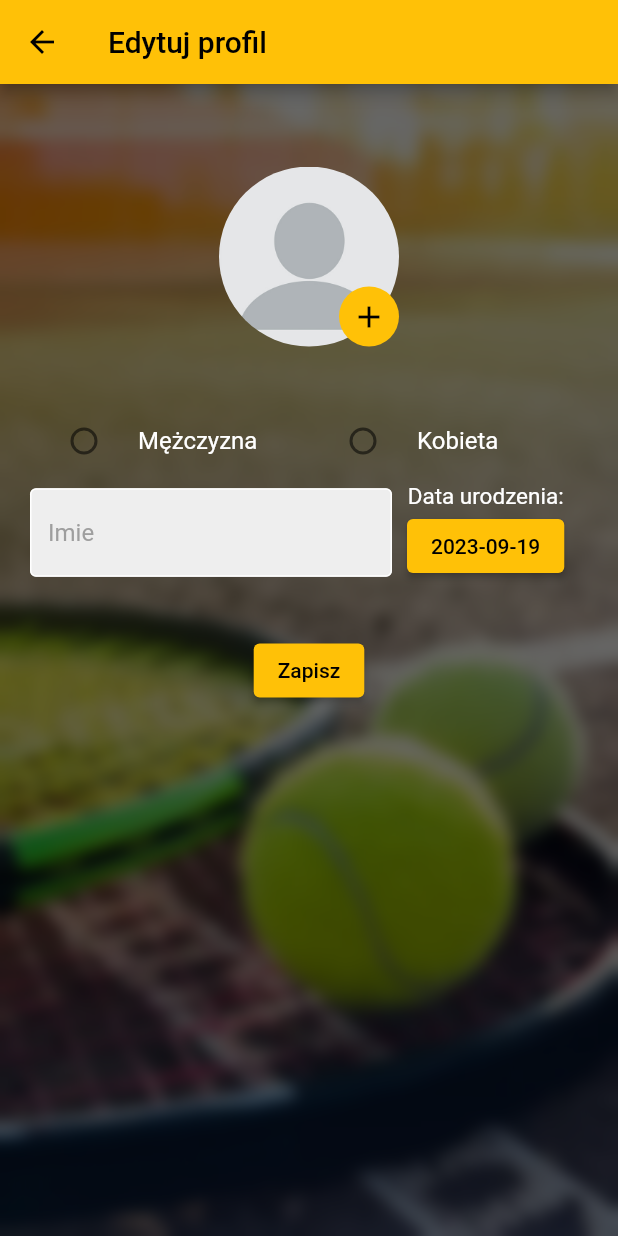
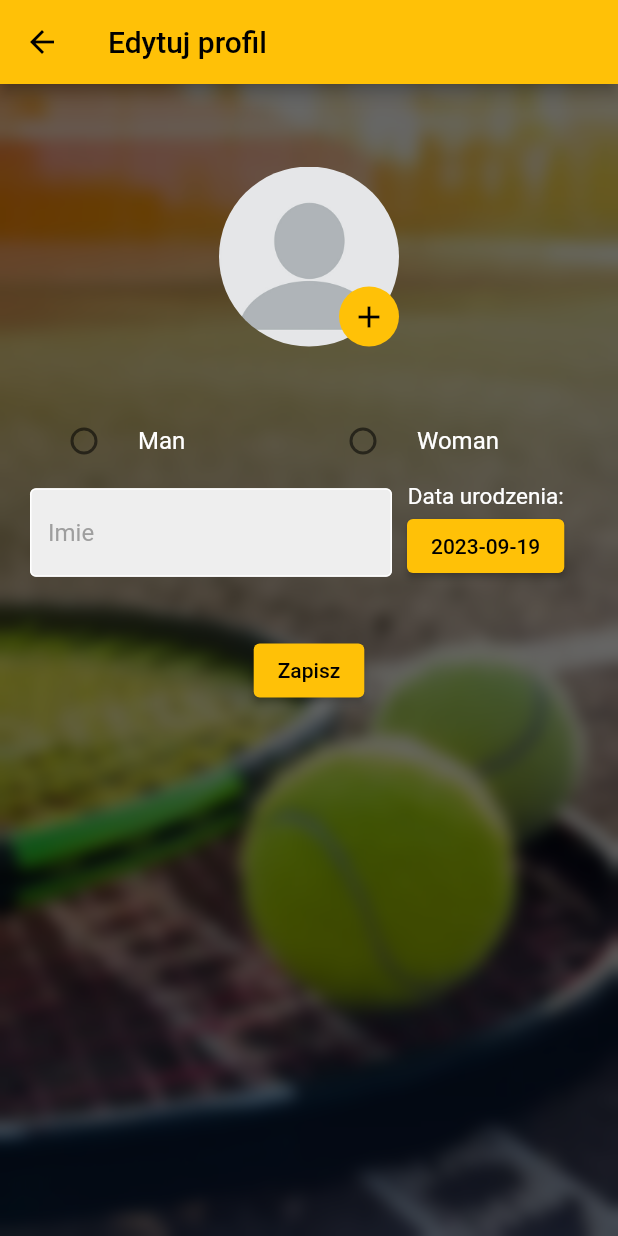
Before and after one commit to kycinski/sport-partner, a Flutter app: the EditProfilePage screen opened directly, after a tap on the "close" icon, on a phone screen of 412 x 824 dp. Run offline on Flutter 3.47's test engine with Material 2 defaults, Android fonts, the phone set to English and light mode, and no system bars; our stand-ins replace cloud_firestore, dropdown_button2, easy_localization, firebase_auth, firebase_core, firebase_storage and 7 more; missing offline and left inert: flutter_facebook_auth; accounts and stored records are empty; network calls fail.

```diff
--- a/assets/translations/en-US.json
+++ b/assets/translations/en-US.json
@@ -32,6 +32,17 @@
         "intermediate": "intermediate",
         "advanced": "advanced"
     },
+    "gender": {
+        "all": "all",
+        "man": {
+            "singular": "Man",
+            "plural": "men"
+        },
+        "woman": {
+            "singular": "Woman",
+            "plural": "women"
+        }
+    },
     "hello": "Hello {}",
     "notLoggedMessage": "Log in to use the full features of Sport Partner",
     "email": "Email",
@@ -41,5 +52,6 @@
     "chooseYourCity": "Choose your city:",
     "notAmember": "Not a member?",
     "registerNow": "Register now",
-    "reply": "Reply"
+    "reply": "Reply",
+    "delete": "Delete"
 }
--- a/lib/controller/add_post_controller.dart
+++ b/lib/controller/add_post_controller.dart
@@ -7,8 +7,7 @@ import 'package:sport_partner/services/post_service.dart';
 
 class AddPostController with ChangeNotifier {
   UserModel? _user;
-  final List<String> _skillLevels = ['beginner', 'intermediate', 'advanced'];
-  final List<String> _genders = ['all', 'women', 'men'];
+  final List<String> _genders = ['all', 'woman', 'man'];
   SkillLevel? _selectedSkillLevel;
   String _selectedGender = 'all';
   final double _minAge = 18;
@@ -21,7 +20,6 @@ class AddPostController with ChangeNotifier {
     _user = user;
   }
 
-  List<String> get skillLevels => _skillLevels;
   List<String> get genders => _genders;
   SkillLevel? get selectedSkillLevel => _selectedSkillLevel;
   String get selectedGender => _selectedGender;
--- /dev/null
+++ b/lib/enums/post_category.dart
@@ -0,0 +1,5 @@
+enum PostCategory {
+  myPost,
+  available,
+  unavailable,
+}
--- a/lib/services/post_service.dart
+++ b/lib/services/post_service.dart
@@ -29,4 +29,8 @@ class PostService {
   Future<void> addPost({required PostCreation postCreation, required String city}) async {
     await FirebaseFirestore.instance.collection('cities').doc(city).collection('posts').add(postCreation.toJson());
   }
+
+  Future<void> deletePost({required String postUid, required String city}) async {
+    await FirebaseFirestore.instance.collection('cities').doc(city).collection('posts').doc(postUid).delete();
+  }
 }
--- a/lib/view/pages/add_post_page.dart
+++ b/lib/view/pages/add_post_page.dart
@@ -1,3 +1,4 @@
+import 'package:easy_localization/easy_localization.dart';
 import 'package:flutter/material.dart';
 import 'package:provider/provider.dart';
 import 'package:sport_partner/controller/add_post_controller.dart';
@@ -67,7 +68,7 @@ class _AddPostPageState extends State<AddPostPage> {
                   spacing: 20,
                   children: addPostController.genders.map((gender) {
                     return FilterChip(
-                      label: Text(gender),
+                      label: Text('gender.$gender.plural'.tr()),
                       onSelected: (value) {
                         addPostController.setSelectedGender(gender);
                       },
--- a/lib/view/pages/edit_profile_page.dart
+++ b/lib/view/pages/edit_profile_page.dart
@@ -1,3 +1,4 @@
+import 'package:easy_localization/easy_localization.dart';
 import 'package:flutter/material.dart';
 import 'package:provider/provider.dart';
 import 'package:sport_partner/controller/edit_profile_controller.dart';
@@ -53,8 +54,8 @@ class _EditProfilePageState extends State<EditProfilePage> {
                         children: [
                           Expanded(
                             child: RadioListTile(
-                              title: const Text('Mężczyzna', style: TextStyle(color: Colors.white)),
-                              value: 'M',
+                              title: Text('gender.man.singular'.tr(), style: const TextStyle(color: Colors.white)),
+                              value: 'man',
                               groupValue: editProfileController.selectedGender,
                               onChanged: (value) {
                                 editProfileController.selectGender(value!);
@@ -63,11 +64,11 @@ class _EditProfilePageState extends State<EditProfilePage> {
                           ),
                           Expanded(
                             child: RadioListTile(
-                              title: const Text(
-                                'Kobieta',
-                                style: TextStyle(color: Colors.white),
+                              title: Text(
+                                'gender.woman.singular'.tr(),
+                                style: const TextStyle(color: Colors.white),
                               ),
-                              value: 'F',
+                              value: 'woman',
                               groupValue: editProfileController.selectedGender,
                               onChanged: (value) {
                                 editProfileController.selectGender(value!);
```
Also changed, not shown: assets/translations/pl-PL.json (+13 -1 lines), lib/controller/find_partner_controller.dart (+40 -0 lines), lib/helpers/date_to_age_converter.dart (+9 -2 lines), lib/model/post.dart (+11 -1 lines), lib/view/widgets/post_card.dart (+51 -13 lines), lib/view/widgets/post_card_button.dart (added, +28 -0 lines).
